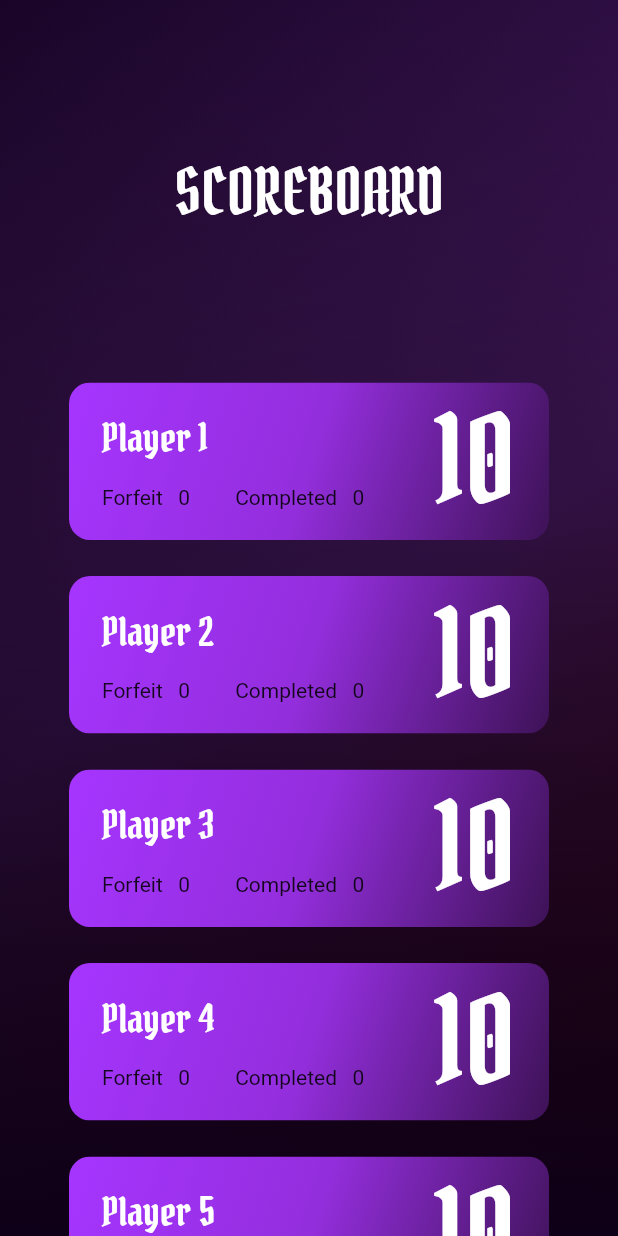
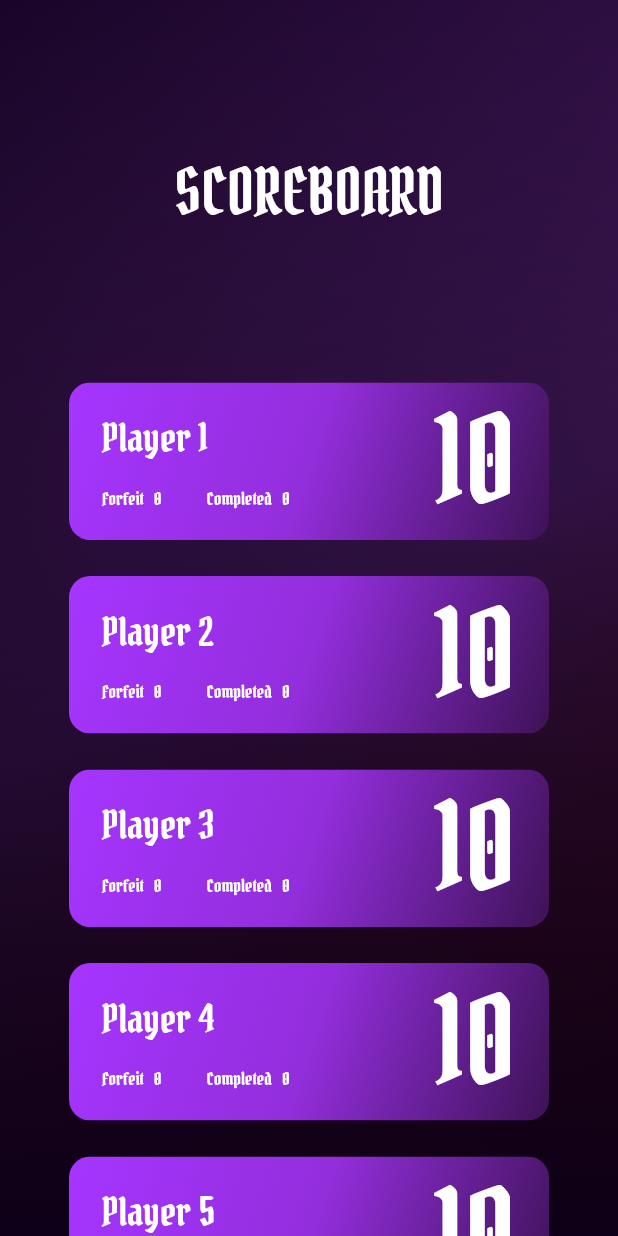
Before and after one commit to PriyanshuMallick/Truth-or-Dare, a Flutter app: the ScoreBoardScreen screen opened directly, on a phone screen of 412 x 824 dp. Run offline on Flutter 3.47's test engine with Material 2 defaults, Android fonts, the phone set to English and light mode, and no system bars; our stand-ins replace csv, flutter_native_splash, fluttertoast, font_awesome_flutter, gap, get and 1 more.

Commit message:
+ Styles: TextStyle for scoreCardSubtitle ✨✏️

```diff
--- a/lib/theme/app_styles.dart
+++ b/lib/theme/app_styles.dart
@@ -51,4 +51,11 @@ class AppStyles {
     color: AppColors.textColor1,
     fontWeight: FontWeight.normal,
   );
+
+  static const TextStyle scoreCardSubtitle = TextStyle(
+    fontFamily: 'PirataOne',
+    fontSize: 12,
+    color: AppColors.textColor1,
+    fontWeight: FontWeight.normal,
+  );
 }
```
